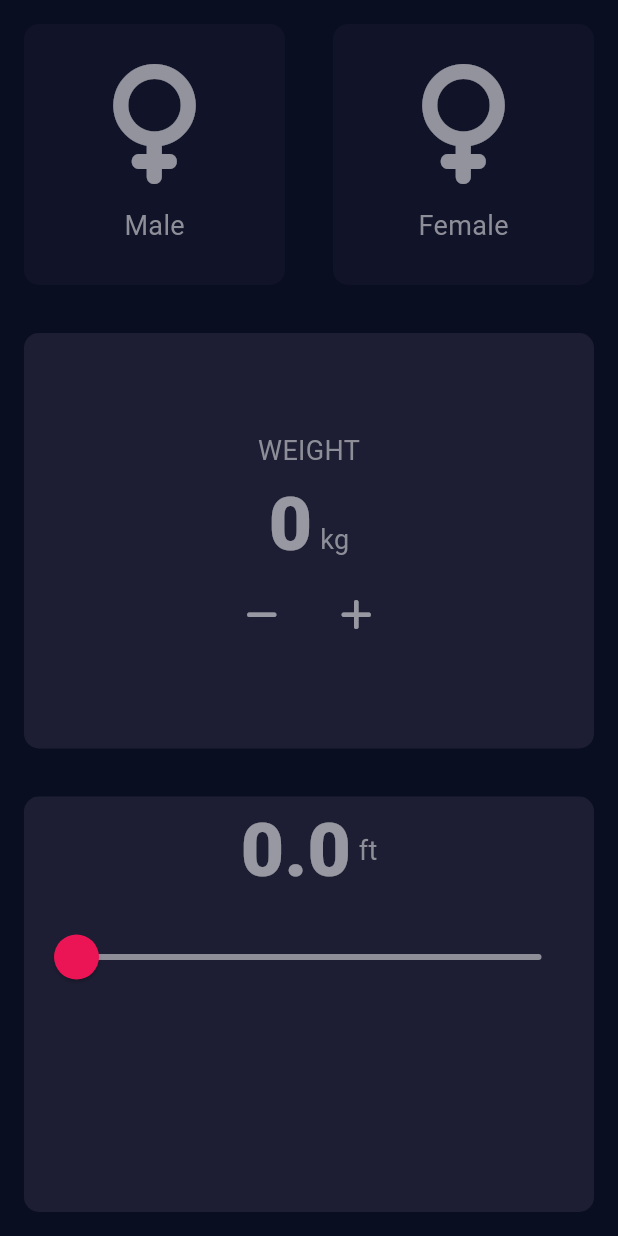
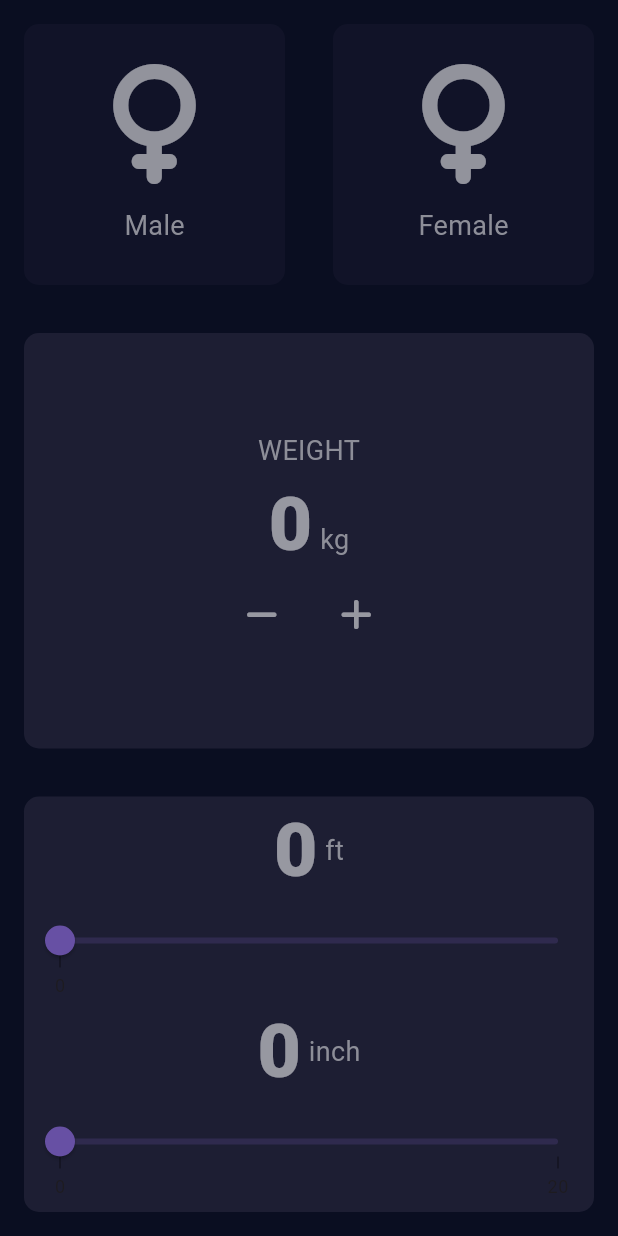
Before and after one commit to tusharhow/flutter-bmi-calculator, a Flutter app: the screen it shows after launch, on a phone screen of 412 x 824 dp. Run offline on Flutter 3.47's test engine with Material 2 defaults, Android fonts, the phone set to English and light mode, and no system bars; drawn by our look-alikes of syncfusion_flutter_sliders; our stand-ins replace font_awesome_flutter, get.

Commit message:
Issue fix

```diff
--- a/lib/app/controllers/bmi_controller.dart
+++ b/lib/app/controllers/bmi_controller.dart
@@ -30,19 +30,17 @@ class BMIController extends GetxController {
     }
   }
 
-  void changeHeightFeetSlider(double value) {
+  double get feet => feetToCm / 30.48;
+  void changeFeetSlider(double value) {
     feetToCm = value * 30.48;
     totalCm = feetToCm + inchesToCm;
-    height = totalCm;
     update();
   }
 
-  void feetInchesToCm(double feet, double inches, bool isMale) {
-    feetToCm = feet * 30.48;
-    inchesToCm = inches * 2.54;
+  double get inches => inchesToCm / 2.54;
+  void changeInchesSlider(double value) {
+    inchesToCm = value * 2.54;
     totalCm = feetToCm + inchesToCm;
-    update();
-    calculateBMI(totalCm, 60, isMale);
     update();
   }
 
--- a/lib/app/views/homepage.dart
+++ b/lib/app/views/homepage.dart
@@ -1,8 +1,10 @@
+import 'package:flutter/cupertino.dart';
 import 'package:flutter/material.dart';
 import 'package:flutter_bmi_calculator/app/components/icon_content.dart';
 import 'package:flutter_bmi_calculator/app/controllers/bmi_controller.dart';
 import 'package:font_awesome_flutter/font_awesome_flutter.dart';
 import 'package:get/get.dart';
+import 'package:syncfusion_flutter_sliders/sliders.dart';
 
 import '../components/reusable_card.dart';
 import '../constants.dart';
@@ -12,6 +14,7 @@ class HomePage extends StatelessWidget {
 
   @override
   Widget build(BuildContext context) {
+    double _value = 40.0;
     return Scaffold(
       backgroundColor: const Color(0xFF0A0E21),
       body: GetBuilder<BMIController>(
@@ -170,7 +173,7 @@ class HomePage extends StatelessWidget {
                                 mainAxisAlignment: MainAxisAlignment.center,
                                 children: [
                                   Text(
-                                    controller.age.toString(),
+                                    controller.feet.toString().substring(0, 1),
                                     style: kDigitTextStyle,
                                   ),
                                   const SizedBox(
@@ -182,26 +185,51 @@ class HomePage extends StatelessWidget {
                                   ),
                                 ],
                               ),
-                              SliderTheme(
-                                data: SliderTheme.of(context).copyWith(
-                                  activeTrackColor: Colors.white,
-                                  inactiveTrackColor: ksliderInactiveColor,
-                                  thumbColor: Color(0xFFEB1555),
-                                  overlayColor: Color(0x29EB1555),
-                                  thumbShape: RoundSliderThumbShape(
-                                      enabledThumbRadius: 15.0),
-                                  overlayShape: RoundSliderOverlayShape(
-                                      overlayRadius: 35.0),
-                                ),
-                                child: Slider(
-                                  value: controller.feetToCm.toDouble(),
-                                  min: 0.0,
-                                  max: controller.feetToCm.toDouble(),
-                                  onChanged: (double newValue) {
-                                    controller.changeHeightFeetSlider(newValue);
-                                    controller.update();
-                                  },
-                                ),
+                              SfSlider(
+                                min: 0.0,
+                                max: 9.0,
+                                value: controller.feet.toDouble(),
+                                interval: 20,
+                                showTicks: true,
+                                showLabels: true,
+                                enableTooltip: true,
+                                minorTicksPerInterval: 1,
+                                onChanged: (dynamic value) {
+                                  controller.changeFeetSlider(value);
+                                  controller.update();
+                                },
+                              ),
+                              Row(
+                                mainAxisAlignment: MainAxisAlignment.center,
+                                children: [
+                                  Text(
+                                    controller.inches
+                                        .toString()
+                                        .substring(0, 1),
+                                    style: kDigitTextStyle,
+                                  ),
+                                  const SizedBox(
+                                    width: 5,
+                                  ),
+                                  Text(
+                                    'inch',
+                                    style: klabelTextStyle,
+                                  ),
+                                ],
+                              ),
+                              SfSlider(
+                                min: 0.0,
+                                max: 20.0,
+                                value: controller.inches.toDouble(),
+                                interval: 20,
+                                showTicks: true,
+                                showLabels: true,
+                                enableTooltip: true,
+                                minorTicksPerInterval: 1,
+                                onChanged: (dynamic value) {
+                                  controller.changeInchesSlider(value);
+                                  controller.update();
+                                },
                               ),
                             ],
                           ),
--- a/pubspec.yaml
+++ b/pubspec.yaml
@@ -33,6 +33,7 @@ dependencies:
   flutter:
     sdk: flutter
   font_awesome_flutter: ^10.2.1
+  syncfusion_flutter_sliders: ^20.3.50
   get: ^4.6.5
 
 dev_dependencies:
```
Also changed, not shown: pubspec.lock.
